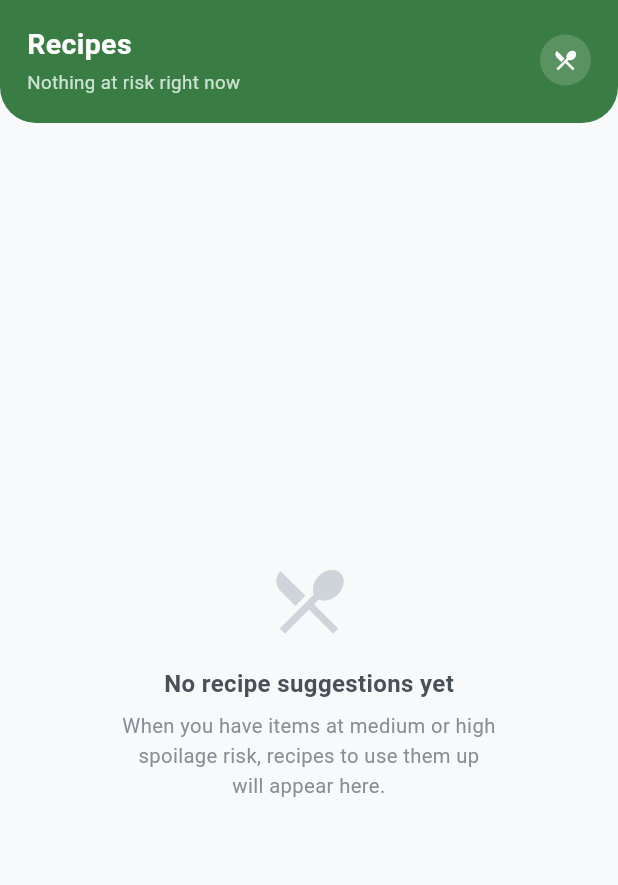
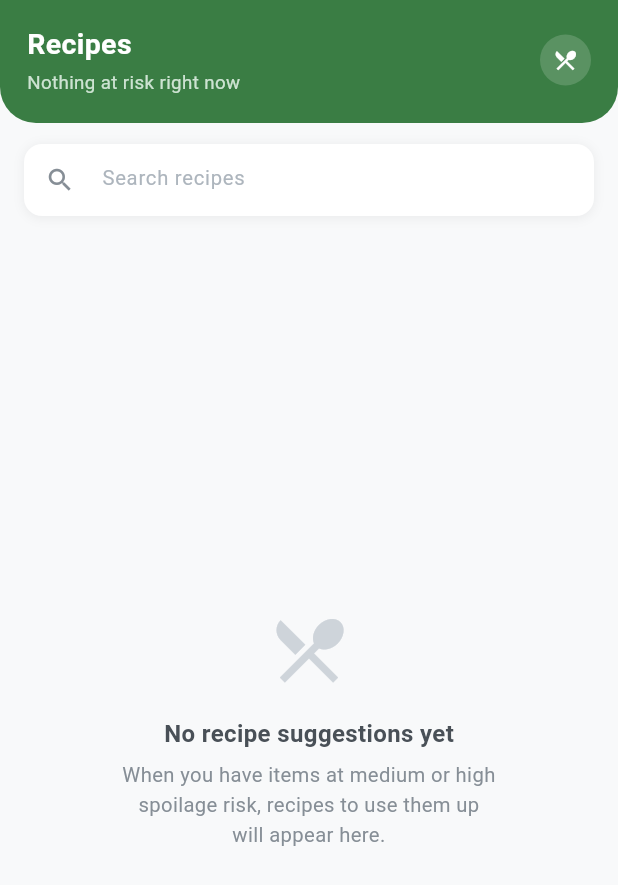
Before and after one commit to stanleywijayaa/shelf_sense, a Flutter app: the RecipeScreen screen opened directly, on a phone screen of 412 x 824 dp. Shown: the top 885 px of the screen. Run offline on Flutter 3.47's test engine with Material 3 defaults, Android fonts, the phone set to English and light mode, and no system bars; our stand-ins replace cloud_firestore, firebase_core, flutter_local_notifications, timezone; accounts and stored records are empty.

Commit message:
making the search bar fixed so it does not lose focus when typing, add debounce to search bar so that it doesnt constantly search for matches every letter typed in

```diff
--- a/lib/screens/recipe/recipe_screen.dart
+++ b/lib/screens/recipe/recipe_screen.dart
@@ -1,3 +1,4 @@
+import 'dart:async';
 import 'package:flutter/material.dart';
 import '../../models/food_item.dart';
 import '../../models/recipe.dart';
@@ -17,14 +18,25 @@ class _RecipeScreenState extends State<RecipeScreen> {
   final TextEditingController _searchController = TextEditingController();
   String _query = '';
   bool _showAll = false;
+  Timer? _debounce;
 
   /// How many suggestions to show before "Show more".
   static const int _topCount = 10;
 
   @override
   void dispose() {
+    _debounce?.cancel();
     _searchController.dispose();
     super.dispose();
+  }
+
+  /// Waits until the user pauses typing (400ms) before applying the
+  /// search, instead of filtering on every keystroke.
+  void _onSearchChanged(String value) {
+    _debounce?.cancel();
+    _debounce = Timer(const Duration(milliseconds: 400), () {
+      if (mounted) setState(() => _query = value);
+    });
   }
 
   @override
@@ -42,6 +54,15 @@ class _RecipeScreenState extends State<RecipeScreen> {
           return Column(
             children: [
               _RecipeHeader(suggestionCount: recipes.length),
+
+              // Search sits OUTSIDE the rebuilt results area so the
+              // TextField is never recreated when results change —
+              // this is what preserves focus while typing.
+              Padding(
+                padding: const EdgeInsets.fromLTRB(16, 14, 16, 4),
+                child: _searchField(),
+              ),
+
               Expanded(
                 child: loading
                     ? const Center(
@@ -85,7 +106,6 @@ class _RecipeScreenState extends State<RecipeScreen> {
             return ListView(
               padding: const EdgeInsets.fromLTRB(16, 16, 16, 32),
               children: [
-                _searchField(),
                 const SizedBox(height: 48),
                 const Center(
                   child: Column(
@@ -142,8 +162,6 @@ class _RecipeScreenState extends State<RecipeScreen> {
           return ListView(
             padding: const EdgeInsets.fromLTRB(16, 16, 16, 32),
             children: [
-              _searchField(),
-              const SizedBox(height: 14),
               Padding(
                 padding: const EdgeInsets.only(bottom: 4, left: 2),
                 child: Text(
@@ -208,7 +226,7 @@ class _RecipeScreenState extends State<RecipeScreen> {
       ),
       child: TextField(
         controller: _searchController,
-        onChanged: (value) => setState(() => _query = value),
+        onChanged: _onSearchChanged,
         decoration: InputDecoration(
           hintText: 'Search recipes',
           hintStyle:
@@ -221,6 +239,7 @@ class _RecipeScreenState extends State<RecipeScreen> {
                   icon: const Icon(Icons.close,
                       size: 18, color: Color(0xFF868E96)),
                   onPressed: () {
+                    _debounce?.cancel();
                     _searchController.clear();
                     setState(() => _query = '');
                   },
```
